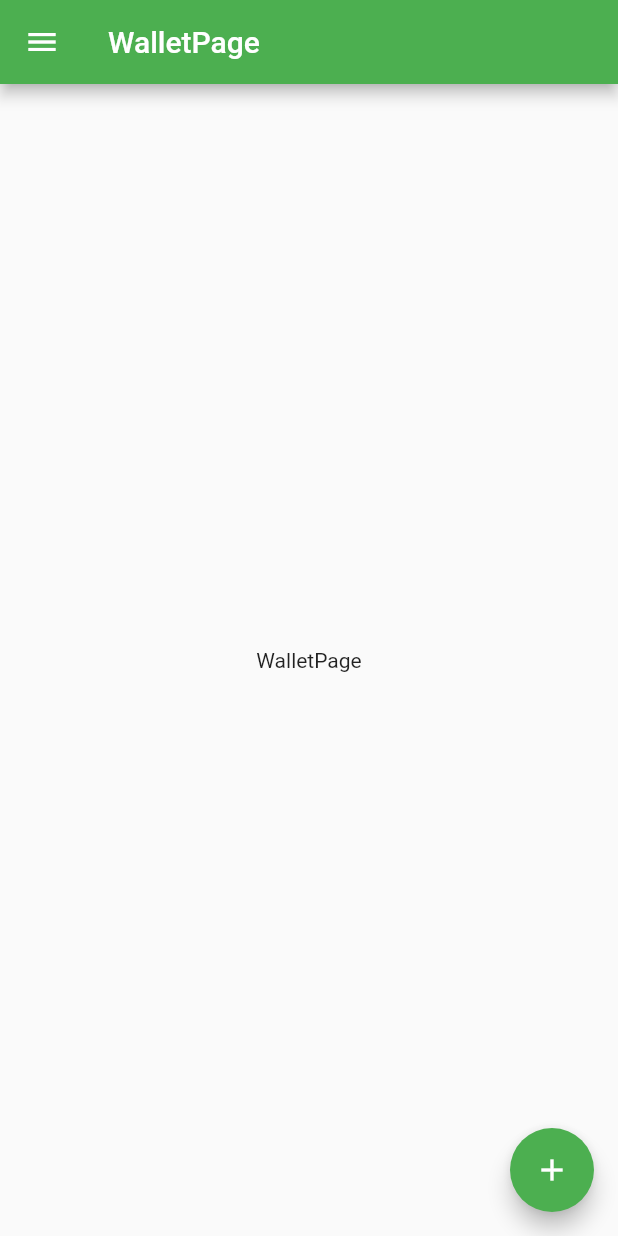
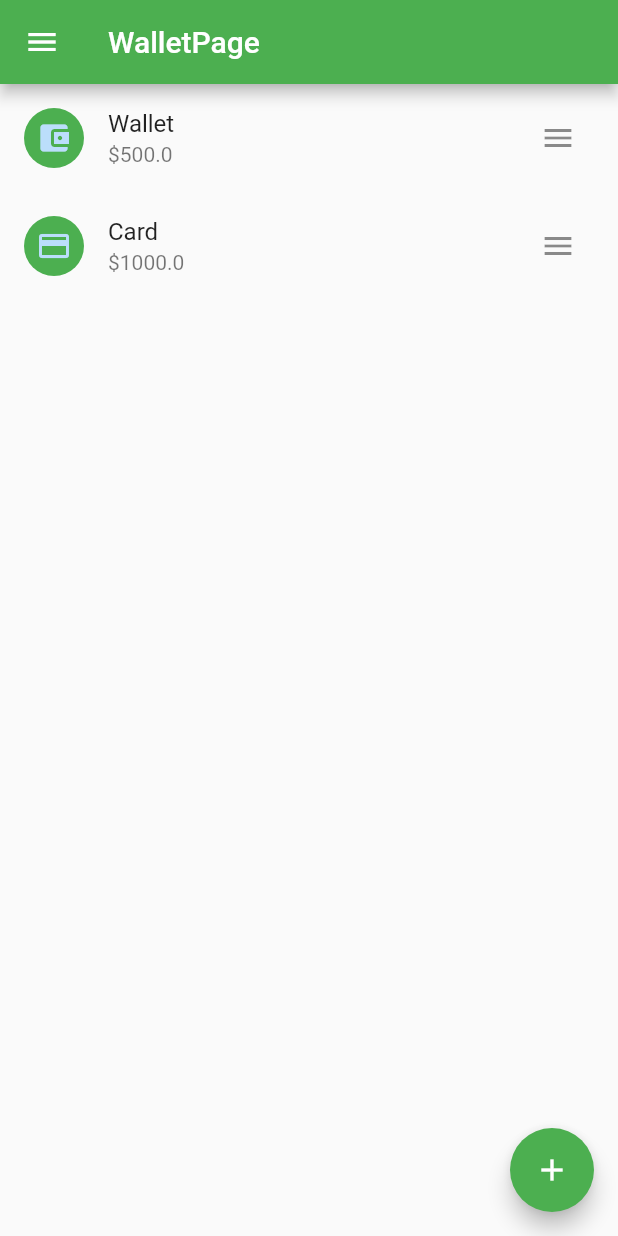
Before and after one commit to iridiscenthummingbird/money_project, a Flutter app: the WalletPage screen opened by its route, on a phone screen of 412 x 824 dp. Run offline on Flutter 3.47's test engine with Material 2 defaults, Android fonts, the phone set to English and light mode, and no system bars.

Commit message:
Add wallet display

```diff
--- /dev/null
+++ b/lib/Wallet.dart
@@ -0,0 +1,5 @@
+class Wallet{
+  String name;
+  double amount;
+  Wallet(this.name, this.amount);
+}
--- a/lib/WalletPage.dart
+++ b/lib/WalletPage.dart
@@ -1,15 +1,43 @@
 import 'package:flutter/material.dart';
+import 'package:money_project/Wallet.dart';
 import 'MyDrawer.dart';
 
 class WalletPage extends StatelessWidget{
+  List<Wallet> listOfWallets = [Wallet("Wallet", 500.0), Wallet("Card", 1000.0)];
+
   @override
   Widget build(BuildContext context) {
     return Scaffold(
       appBar: AppBar(
         title: Text("WalletPage"),
       ),
-      body: Center(
-        child: Text("WalletPage")
+      body: Column(
+        children: <Widget>[
+          ListTile(
+              title: Text(listOfWallets[0].name),
+              subtitle: Text('\$'+listOfWallets[0].amount.toString()),
+              trailing: IconButton(
+                onPressed: (){},
+                icon: Icon(Icons.menu),
+              ),
+              leading: CircleAvatar(
+                child: Icon(Icons.account_balance_wallet),
+                backgroundColor: Colors.green,
+              ),
+          ),
+          ListTile(
+              title: Text(listOfWallets[1].name),
+              subtitle: Text('\$'+listOfWallets[1].amount.toString()),
+              trailing: IconButton(
+                onPressed: (){},
+                icon: Icon(Icons.menu),
+              ),
+              leading: CircleAvatar(
+                child: Icon(Icons.credit_card),
+                backgroundColor: Colors.green,
+              ),
+          )
+        ],
       ),
       drawer: MyDrawer(),
       floatingActionButton: FloatingActionButton(
--- a/lib/main.dart
+++ b/lib/main.dart
@@ -1,8 +1,6 @@
 import 'package:flutter/material.dart';
-import 'Wallet.dart';
 import 'WalletPage.dart';
 import 'OperationPage.dart';
-import 'User.dart';
 
  class MyApp extends StatelessWidget{
   @override
@@ -21,14 +19,7 @@ import 'User.dart';
   }
  }
 
+void main(){
 
-
-void main(){
-  User user = User();
-
-  user.listOfWallets = [
-    Wallet("Wallet", 500.0)
-  ];
-  print(user.listOfWallets);
   runApp(MyApp());
 }
```
